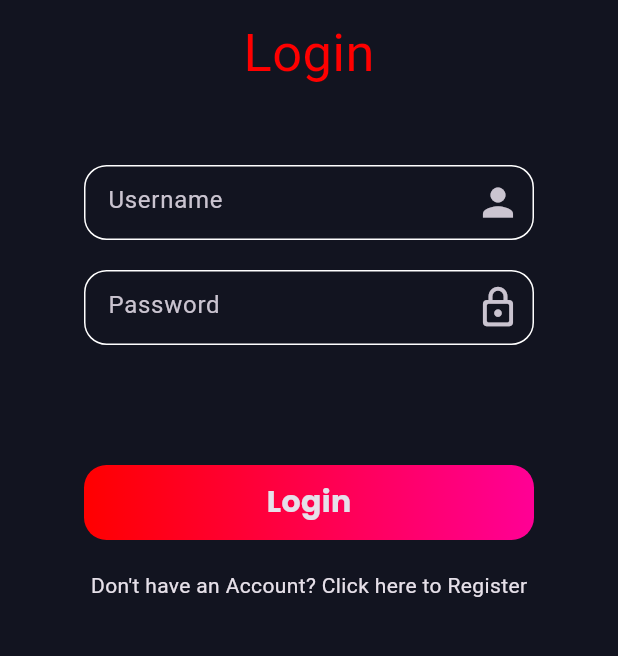
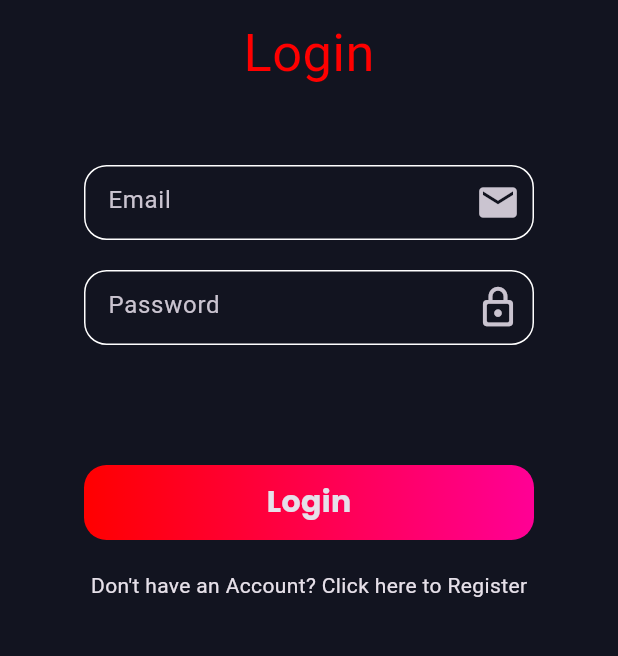
Before and after one commit to SobanAnjum/GymBuddy, a Flutter app: the screen it shows after launch, on a phone screen of 412 x 824 dp, the part 525-1181 px from its top. Run offline on Flutter 3.47's test engine with Material 3 defaults, Android fonts, the phone set to English and light mode, and no system bars; our stand-ins replace firebase_auth, firebase_core, get; accounts and stored records are empty; Roboto replaces fonts that are missing (Lemonmilk).

Commit message:
Validator

```diff
--- /dev/null
+++ b/lib/Functions/signinfirebase.dart
@@ -0,0 +1,15 @@
+import 'package:firebase_auth/firebase_auth.dart';
+
+signinUser(String email, String password){
+
+  try{
+    FirebaseAuth.instance.signInWithEmailAndPassword(email: email, password: password);
+  }
+  on FirebaseAuthException catch(e){
+  if (e.code == 'user-not-found') {
+    print('No user found for that email.');
+  } else if (e.code == 'wrong-password') {
+    print('Wrong password provided for that user.');
+  }
+}
+}
--- /dev/null
+++ b/lib/Functions/signupfirebase.dart
@@ -0,0 +1,19 @@
+import 'package:firebase_auth/firebase_auth.dart';
+
+signupUser(String email,String password) async{
+try {
+  final credential = await FirebaseAuth.instance.createUserWithEmailAndPassword(
+    email: email,
+    password: password,
+  );
+} on FirebaseAuthException catch (e) {
+  if (e.code == 'weak-password') {
+    print('The password provided is too weak.');
+  } else if (e.code == 'email-already-in-use') {
+    print('The account already exists for that email.');
+  }
+} catch (e) {
+  print(e);
+}
+
+}
--- a/lib/components/formfield.dart
+++ b/lib/components/formfield.dart
@@ -1,20 +1,23 @@
 import 'package:flutter/material.dart';
-import 'package:my_trainer/components/loginButton.dart';
 
-Widget textFormField(String? text, String key,bool obscure, IconData ico){
+
+Widget textFormField(String? text, String key,bool obscure, IconData ico,TextEditingController textcontroller ){
 
   return SizedBox(
     width: 300,
     height: 50,
 
-    child: TextFormField(
+    child: TextField(
 
       key: ValueKey(key),
       obscureText: obscure,
       decoration: InputDecoration(hintText: text,
-      suffixIcon: Icon(ico, size: 30),
-       enabledBorder: OutlineInputBorder(borderSide: const BorderSide(style: BorderStyle.solid,color: Colors.white, width: 1),borderRadius: BorderRadius.circular(15),),
-       focusedBorder: OutlineInputBorder(borderSide: const BorderSide(style: BorderStyle.solid,color: Color.fromRGBO(0, 255, 234, 1), width: 2),borderRadius: BorderRadius.circular(15),
-    )
-  )));
+          suffixIcon: Icon(ico, size: 30),
+          enabledBorder: OutlineInputBorder(borderSide: const BorderSide(style: BorderStyle.solid,color: Colors.white, width: 1),borderRadius: BorderRadius.circular(15),),
+           focusedBorder: OutlineInputBorder(borderSide: const BorderSide(style: BorderStyle.solid,color: Color.fromRGBO(0, 255, 234, 1), width: 2),borderRadius: BorderRadius.circular(15),
+          )
+        ),
+        controller:textcontroller ,
+  )
+  );
 }
--- a/lib/screens/registerpage.dart
+++ b/lib/screens/registerpage.dart
@@ -3,6 +3,10 @@
 import 'package:firebase_auth/firebase_auth.dart';
 import 'package:flutter/material.dart';
 import 'package:get/get.dart';
+import 'package:my_trainer/Functions/emailValidator.dart';
+import 'package:my_trainer/Functions/signinfirebase.dart';
+import 'package:my_trainer/Functions/signupfirebase.dart';
+import 'package:my_trainer/Functions/textvalidator.dart';
 import 'package:my_trainer/components/formfield.dart';
 import 'package:my_trainer/components/loginButton.dart';
 import 'package:my_trainer/components/logoImage.dart';
@@ -17,6 +21,10 @@ class RegisterPage extends StatefulWidget {
 }
 
 class _SigninState extends State<RegisterPage> {
+
+  TextEditingController emailcontroller= TextEditingController();
+  TextEditingController passwordcontroller= TextEditingController();
+  TextEditingController usernamecontroller= TextEditingController();
   @override
   Widget build(BuildContext context) {
     return Scaffold(
@@ -36,13 +44,17 @@ class _SigninState extends State<RegisterPage> {
                   color: Color.fromRGBO(255, 0, 0, 1)),
             )
           ,const SizedBox(height: 50,)
-            ,textFormField("Email", 'email', false,Icons.mail_outline)
+            ,textFormField("Email", 'email', false,Icons.mail_outline,emailcontroller)
           ,const SizedBox(height: 20)
-          ,textFormField("Username", 'username', false,Icons.person)
+          ,textFormField("Username", 'username', false,Icons.person,usernamecontroller)
           ,const SizedBox(height: 20)
-          ,textFormField("Password", 'password', true,Icons.lock_outline_rounded)
+          ,textFormField("Password", 'password', true,Icons.lock_outline_rounded,passwordcontroller)
           ,const SizedBox(height: 80)
-          ,loginSignupBTN("Login",(){}),
+          ,loginSignupBTN("Register",(){
+
+            signinBtnPress(emailcontroller.text,passwordcontroller.text);
+
+            }),
           const SizedBox(height: 20,),
            InkWell(
              onTap: (){
@@ -65,3 +77,10 @@ class _SigninState extends State<RegisterPage> {
     );
   }
 }
+signinBtnPress(String email,password,)async {
+ if(email_Valid(email)&&text_Valid(password)){
+    await signupUser(email, password);
+
+
+  }
+}
--- a/lib/screens/signin.dart
+++ b/lib/screens/signin.dart
@@ -2,6 +2,9 @@
 
 import 'package:flutter/material.dart';
 import 'package:get/get.dart';
+import 'package:my_trainer/Functions/emailvalidator.dart';
+import 'package:my_trainer/Functions/signinfirebase.dart';
+import 'package:my_trainer/Functions/textvalidator.dart';
 import 'package:my_trainer/components/formfield.dart';
 import 'package:my_trainer/components/loginButton.dart';
 import 'package:my_trainer/components/logoImage.dart';
@@ -14,8 +17,10 @@ class SigninScreen extends StatefulWidget {
   @override
   State<SigninScreen> createState() => _SigninState();
 }
-final _formkey= GlobalKey<FormState>();
+
 class _SigninState extends State<SigninScreen> {
+  TextEditingController emailcontroller =TextEditingController();
+  TextEditingController passwordcontroller =TextEditingController();
   @override
   Widget build(BuildContext context) {
     return Scaffold(
@@ -35,11 +40,13 @@ class _SigninState extends State<SigninScreen> {
                   color: Color.fromRGBO(255, 0, 0, 1)),
             )
           ,const SizedBox(height: 50,)
-          ,textFormField("Username", 'username', false,Icons.person)
+          ,textFormField("Email", 'Email', false,Icons.mail,emailcontroller)
           ,const SizedBox(height: 20)
-          ,textFormField("Password", 'password', true,Icons.lock_outline_rounded)
+          ,textFormField("Password", 'password', true,Icons.lock_outline_rounded,passwordcontroller)
           ,const SizedBox(height: 80)
-          ,loginSignupBTN("Login",(){}),
+          ,loginSignupBTN("Login",(){
+            signinBtnPress(emailcontroller.text,passwordcontroller.text);
+             }),
           const SizedBox(height: 20,),
            InkWell(
             onTap: (){
@@ -63,3 +70,13 @@ class _SigninState extends State<SigninScreen> {
     );
   }
 }
+
+signinBtnPress(String email,String password,)async {
+  if(email_Valid(email)&&text_Valid(password)){
+    await signinUser(email, password);
+    return true;
+
+
+  }
+  return false;
+}
--- a/pubspec.yaml
+++ b/pubspec.yaml
@@ -40,6 +40,7 @@ dependencies:
   flutterfire_gen: ^0.4.3
   cloud_firestore: ^4.15.3
   get: ^4.6.6
+  toast_w: ^0.0.5
 
 dev_dependencies:
   flutter_test:
```
Also changed, not shown: lib/Functions/emailvalidator.dart (added, +10 -0 lines), lib/Functions/textvalidator.dart (added, +10 -0 lines), pubspec.lock.
